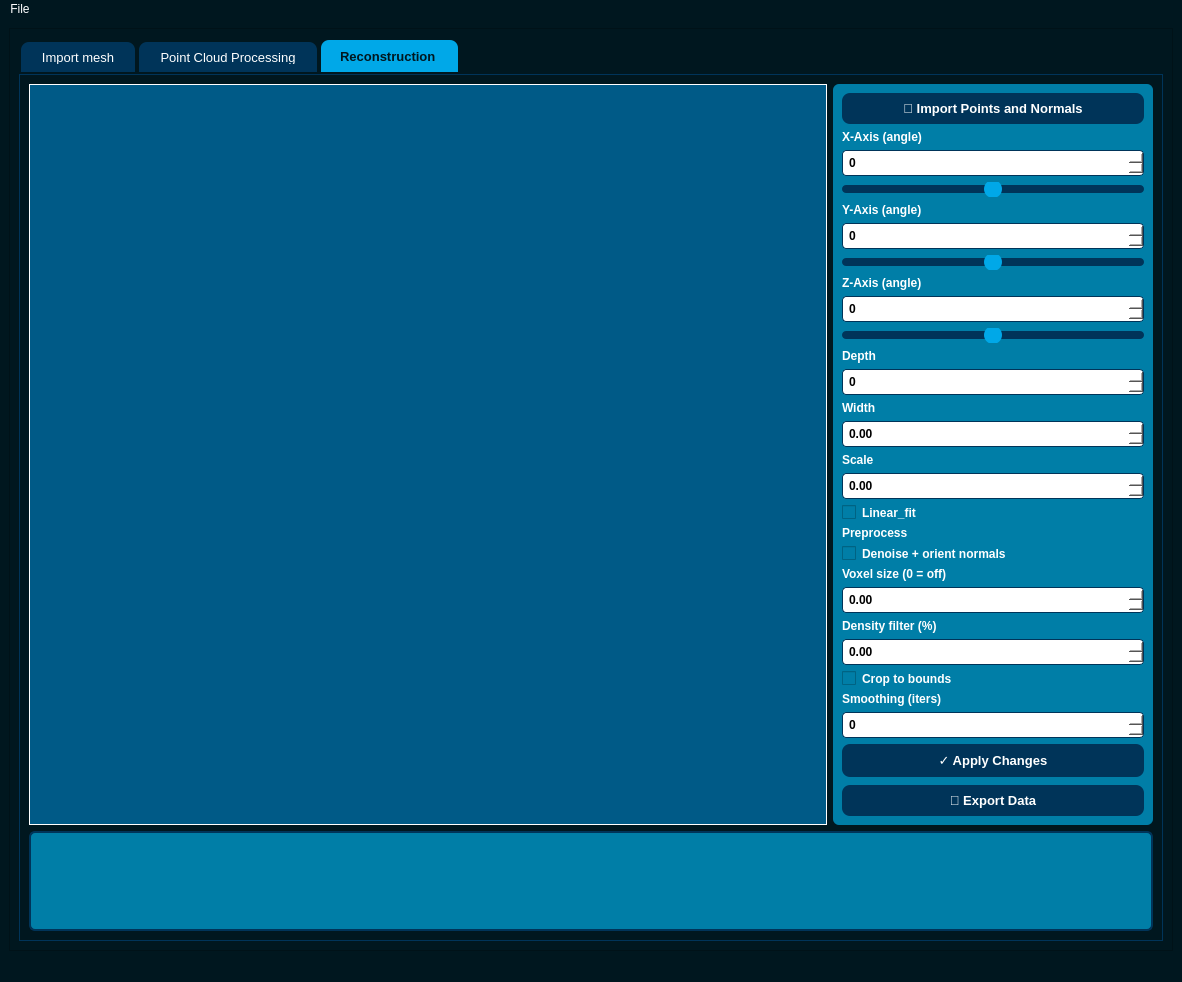
sobishirvanloo/Model-reconstruction, file app/ui/main.ui: the form before one commit.
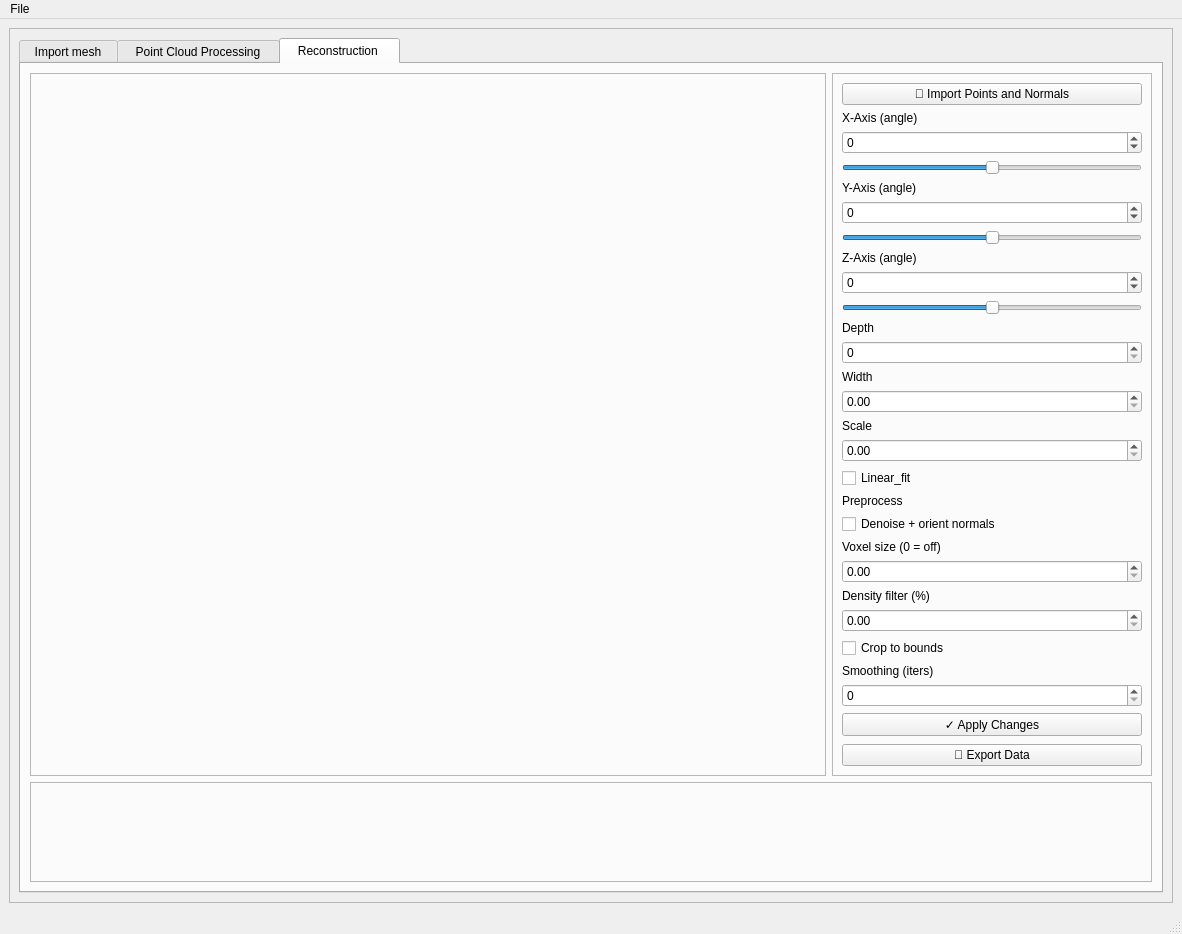
The form after the commit. The open tabs and pages were chosen to show the change.

```diff
--- a/app/ui/main.ui
+++ b/app/ui/main.ui
@@ -13,16 +13,10 @@
   <property name="windowTitle">
    <string>Model Reconstruction</string>
   </property>
-  <property name="styleSheet">
-   <string notr="true">background-color:#00171f;</string>
-  </property>
   <widget class="QWidget" name="centralwidget">
    <layout class="QGridLayout" name="gridLayout_8">
     <item row="0" column="0">
      <widget class="QFrame" name="frame">
-      <property name="styleSheet">
-       <string notr="true">background-color:#00171f;</string>
-      </property>
       <property name="frameShape">
        <enum>QFrame::StyledPanel</enum>
       </property>
@@ -38,34 +32,6 @@
            <height>0</height>
           </size>
          </property>
-         <property name="styleSheet">
-          <string notr="true">
-QTabWidget::pane {
-    border: 1px solid #003459;
-    background: #00171f;
-}
-QTabBar::tab {
-    background: #003459;
-    color: white;
-    padding: 8px 20px;
-    margin: 2px;
-    border-top-left-radius: 8px;
-    border-top-right-radius: 8px;
-    font-size: 13px;
-}
-QTabBar::tab:selected {
-    background: #00a8e8;
-    color: #00171f;
-    font-weight: bold;
-}
-QTabBar::tab:hover {
-    background: #004b75;
-}
-QTabBar::tab:!selected {
-    margin-top: 4px;
-}
-</string>
-         </property>
          <property name="currentIndex">
           <number>0</number>
          </property>
@@ -891,9 +857,6 @@
           </layout>
          </widget>
          <widget class="QWidget" name="tab_5">
-          <property name="styleSheet">
-           <string notr="true"/>
-          </property>
           <attribute name="title">
            <string>  Reconstruction   </string>
           </attribute>
@@ -906,10 +869,6 @@
                <verstretch>0</verstretch>
               </sizepolicy>
              </property>
-             <property name="styleSheet">
-              <string notr="true">border: 1px solid #ffffff;
-background-color:#005a87;</string>
-             </property>
              <property name="frameShape">
               <enum>QFrame::StyledPanel</enum>
              </property>
@@ -938,10 +897,6 @@
                <height>16777215</height>
               </size>
              </property>
-             <property name="styleSheet">
-              <string notr="true">background-color: #007ea7;
-border-radius: 6px;</string>
-             </property>
              <property name="frameShape">
               <enum>QFrame::StyledPanel</enum>
              </property>
@@ -951,23 +906,6 @@
              <layout class="QVBoxLayout" name="verticalLayout_16">
               <item>
                <widget class="QPushButton" name="btn_import_pointsandnormals">
-                <property name="styleSheet">
-                 <string notr="true">QPushButton {
-    background-color: #003459;
-    color: #ffffff;
-    border: none;
-    border-radius: 8px;
-    padding: 8px 18px;
-    font-size: 13px;
-    font-weight: bold;
-}
-QPushButton:hover {
-    background-color: #00a8e8;
-}
-QPushButton:pressed {
-    background-color: #00263a;
-}</string>
-                </property>
                 <property name="text">
                  <string>📁 Import Points and Normals</string>
                 </property>
@@ -988,9 +926,6 @@
               </item>
               <item>
                <widget class="QLabel" name="label_x_6">
-                <property name="styleSheet">
-                 <string>color: #ffffff; font-weight: bold; font-size: 12px;</string>
-                </property>
                 <property name="text">
                  <string>X-Axis (angle)</string>
                 </property>
@@ -998,16 +933,6 @@
               </item>
               <item>
                <widget class="QSpinBox" name="spinBox_X_6">
-                <property name="styleSheet">
-                 <string>QSpinBox {
-    background-color: #ffffff;
-    color: #000000;
-    border: 1px solid #003459;
-    border-radius: 4px;
-    padding: 4px;
-    font-weight: bold;
-}</string>
-                </property>
                 <property name="minimum">
                  <number>-360</number>
                 </property>
@@ -1021,19 +946,6 @@
               </item>
               <item>
                <widget class="QSlider" name="slider_X_6">
-                <property name="styleSheet">
-                 <string>QSlider::groove:horizontal {
-    background: #003459;
-    height: 8px;
-    border-radius: 4px;
-}
-QSlider::handle:horizontal {
-    background: #00a8e8;
-    width: 18px;
-    margin: -5px 0;
-    border-radius: 9px;
-}</string>
-                </property>
                 <property name="minimum">
                  <number>-360</number>
                 </property>
@@ -1047,9 +959,6 @@
               </item>
               <item>
                <widget class="QLabel" name="label_y_15">
-                <property name="styleSheet">
-                 <string>color: #ffffff; font-weight: bold; font-size: 12px;</string>
-                </property>
                 <property name="text">
                  <string>Y-Axis (angle)</string>
                 </property>
@@ -1057,16 +966,6 @@
               </item>
               <item>
                <widget class="QSpinBox" name="spinBox_Y_6">
-                <property name="styleSheet">
-                 <string>QSpinBox {
-    background-color: #ffffff;
-    color: #000000;
-    border: 1px solid #003459;
-    border-radius: 4px;
-    padding: 4px;
-    font-weight: bold;
-}</string>
-                </property>
                 <property name="minimum">
                  <number>-360</number>
                 </property>
@@ -1080,19 +979,6 @@
               </item>
               <item>
                <widget class="QSlider" name="slider_Y_6">
-                <property name="styleSheet">
-                 <string>QSlider::groove:horizontal {
-    background: #003459;
-    height: 8px;
-    border-radius: 4px;
-}
-QSlider::handle:horizontal {
-    background: #00a8e8;
-    width: 18px;
-    margin: -5px 0;
-    border-radius: 9px;
-}</string>
-                </property>
                 <property name="minimum">
                  <number>-360</number>
                 </property>
@@ -1106,9 +992,6 @@
               </item>
               <item>
                <widget class="QLabel" name="label_z_15">
-                <property name="styleSheet">
-                 <string>color: #ffffff; font-weight: bold; font-size: 12px;</string>
-                </property>
                 <property name="text">
                  <string>Z-Axis (angle)</string>
                 </property>
@@ -1116,16 +999,6 @@
               </item>
               <item>
                <widget class="QSpinBox" name="spinBox_Z_6">
-                <property name="styleSheet">
-                 <string>QSpinBox {
-    background-color: #ffffff;
-    color: #000000;
-    border: 1px solid #003459;
-    border-radius: 4px;
-    padding: 4px;
-    font-weight: bold;
-}</string>
-                </property>
                 <property name="minimum">
                  <number>-360</number>
                 </property>
@@ -1139,19 +1012,6 @@
               </item>
               <item>
                <widget class="QSlider" name="slider_Z_6">
-                <property name="styleSheet">
-                 <string>QSlider::groove:horizontal {
-    background: #003459;
-    height: 8px;
-    border-radius: 4px;
-}
-QSlider::handle:horizontal {
-    background: #00a8e8;
-    width: 18px;
-    margin: -5px 0;
-    border-radius: 9px;
-}</string>
-                </property>
                 <property name="minimum">
                  <number>-360</number>
                 </property>
@@ -1178,9 +1038,6 @@
               </item>
               <item>
                <widget class="QLabel" name="Depth">
-                <property name="styleSheet">
-                 <string notr="true">color: #ffffff; font-weight: bold; font-size: 12px;</string>
-                </property>
                 <property name="text">
                  <string>Depth</string>
                 </property>
@@ -1188,23 +1045,10 @@
               </item>
               <item>
                <widget class="QSpinBox" name="spinBox">
-                <property name="styleSheet">
-                 <string notr="true">QSpinBox {
-    background-color: #ffffff;
-    color: #000000;
-    border: 1px solid #003459;
-    border-radius: 4px;
-    padding: 4px;
-    font-weight: bold;
-}</string>
-                </property>
                </widget>
               </item>
               <item>
                <widget class="QLabel" name="width">
-                <property name="styleSheet">
-                 <string notr="true">color: #ffffff; font-weight: bold; font-size: 12px;</string>
-                </property>
                 <property name="text">
                  <string>Width</string>
                 </property>
@@ -1212,23 +1056,10 @@
               </item>
               <item>
                <widget class="QDoubleSpinBox" name="doubleSpinBox">
-                <property name="styleSheet">
-                 <string notr="true">
-    background-color: #ffffff;
-    color: #000000;
-    border: 1px solid #003459;
-    border-radius: 4px;
-    padding: 4px;
-    font-weight: bold;
-</string>
-                </property>
                </widget>
               </item>
               <item>
                <widget class="QLabel" name="Scale">
-                <property name="styleSheet">
-                 <string notr="true">color: #ffffff; font-weight: bold; font-size: 12px;</string>
-                </property>
                 <property name="text">
                  <string>Scale</string>
                 </property>
@@ -1236,23 +1067,10 @@
               </item>
               <item>
                <widget class="QDoubleSpinBox" name="doubleSpinBox_2">
-                <property name="styleSheet">
-                 <string notr="true">
-    background-color: #ffffff;
-    color: #000000;
-    border: 1px solid #003459;
-    border-radius: 4px;
-    padding: 4px;
-    font-weight: bold;
-</string>
-                </property>
                </widget>
               </item>
               <item>
                <widget class="QCheckBox" name="Linear_fit">
-                <property name="styleSheet">
-                 <string notr="true">color: #ffffff; font-weight: bold; font-size: 12px;</string>
-                </property>
                 <property name="text">
                  <string>Linear_fit</string>
                 </property>
@@ -1260,9 +1078,6 @@
               </item>
               <item>
                <widget class="QLabel" name="label_preproc">
-                <property name="styleSheet">
-                 <string notr="true">color: #ffffff; font-weight: bold; font-size: 12px;</string>
-                </property>
                 <property name="text">
                  <string>Preprocess</string>
                 </property>
@@ -1270,9 +1085,6 @@
               </item>
               <item>
                <widget class="QCheckBox" name="checkBox_preprocess">
-                <property name="styleSheet">
-                 <string notr="true">color: #ffffff; font-weight: bold; font-size: 12px;</string>
-                </property>
                 <property name="text">
                  <string>Denoise + orient normals</string>
                 </property>
@@ -1280,9 +1092,6 @@
               </item>
               <item>
                <widget class="QLabel" name="label_voxel">
-                <property name="styleSheet">
-                 <string notr="true">color: #ffffff; font-weight: bold; font-size: 12px;</string>
-                </property>
                 <property name="text">
                  <string>Voxel size (0 = off)</string>
                 </property>
@@ -1290,23 +1099,10 @@
               </item>
               <item>
                <widget class="QDoubleSpinBox" name="doubleSpinBox_voxel">
-                <property name="styleSheet">
-                 <string notr="true">
-    background-color: #ffffff;
-    color: #000000;
-    border: 1px solid #003459;
-    border-radius: 4px;
-    padding: 4px;
-    font-weight: bold;
-</string>
-                </property>
                </widget>
               </item>
               <item>
                <widget class="QLabel" name="label_density">
-                <property name="styleSheet">
-                 <string notr="true">color: #ffffff; font-weight: bold; font-size: 12px;</string>
-                </property>
                 <property name="text">
                  <string>Density filter (%)</string>
                 </property>
@@ -1314,23 +1110,10 @@
               </item>
               <item>
                <widget class="QDoubleSpinBox" name="doubleSpinBox_density">
-                <property name="styleSheet">
-                 <string notr="true">
-    background-color: #ffffff;
-    color: #000000;
-    border: 1px solid #003459;
-    border-radius: 4px;
-    padding: 4px;
-    font-weight: bold;
-</string>
-                </property>
                </widget>
               </item>
               <item>
                <widget class="QCheckBox" name="checkBox_crop">
-                <property name="styleSheet">
-                 <string notr="true">color: #ffffff; font-weight: bold; font-size: 12px;</string>
-                </property>
                 <property name="text">
                  <string>Crop to bounds</string>
                 </property>
@@ -1338,9 +1121,6 @@
               </item>
               <item>
                <widget class="QLabel" name="label_smooth">
-                <property name="styleSheet">
-                 <string notr="true">color: #ffffff; font-weight: bold; font-size: 12px;</string>
-                </property>
                 <property name="text">
                  <string>Smoothing (iters)</string>
                 </property>
@@ -1348,37 +1128,10 @@
               </item>
               <item>
                <widget class="QSpinBox" name="spinBox_smooth">
-                <property name="styleSheet">
-                 <string notr="true">QSpinBox {
-    background-color: #ffffff;
-    color: #000000;
-    border: 1px solid #003459;
-    border-radius: 4px;
-    padding: 4px;
-    font-weight: bold;
-}</string>
-                </property>
                </widget>
               </item>
               <item>
                <widget class="QPushButton" name="pushButton_6">
-                <property name="styleSheet">
-                 <string notr="true">QPushButton {
-    background-color: #003459;
-    color: #ffffff;
-    border: none;
-    border-radius: 8px;
-    padding: 8px 18px;
-    font-size: 13px;
-    font-weight: bold;
-}
-QPushButton:hover {
-    background-color: #00a8e8;
-}
-QPushButton:pressed {
-    background-color: #00263a;
-}</string>
-                </property>
                 <property name="text">
                  <string>✓ Apply Changes</string>
                 </property>
@@ -1399,23 +1152,6 @@
               </item>
               <item>
                <widget class="QPushButton" name="btn_export_6">
-                <property name="styleSheet">
-                 <string notr="true">QPushButton {
-    background-color: #003459;
-    color: #ffffff;
-    border: none;
-    border-radius: 8px;
-    padding: 8px 18px;
-    font-size: 13px;
-    font-weight: bold;
-}
-QPushButton:hover {
-    background-color: #00a8e8;
-}
-QPushButton:pressed {
-    background-color: #00263a;
-}</string>
-                </property>
                 <property name="text">
                  <string>💾 Export Data</string>
                 </property>
@@ -1438,20 +1174,6 @@
                <height>100</height>
               </size>
              </property>
-             <property name="styleSheet">
-              <string notr="true">QFrame {
-    background-color: #007ea7;
-    border: 2px solid #003459;
-    border-radius: 6px;
-}
-QTextEdit, QPlainTextEdit {
-    background-color: #007ea7;
-    color: white;
-    font-family: &quot;Courier New&quot;, monospace;
-    font-size: 16px;
-    border: none;
-}</string>
-             </property>
              <property name="frameShape">
               <enum>QFrame::StyledPanel</enum>
              </property>
@@ -1478,9 +1200,6 @@
      <height>26</height>
     </rect>
    </property>
-   <property name="styleSheet">
-    <string notr="true">color:white;</string>
-   </property>
    <widget class="QMenu" name="menuFile">
     <property name="styleSheet">
      <string notr="true">color:white;</string>
```
Left out of the diff: 334 changed lines with no effect on the pictures.
